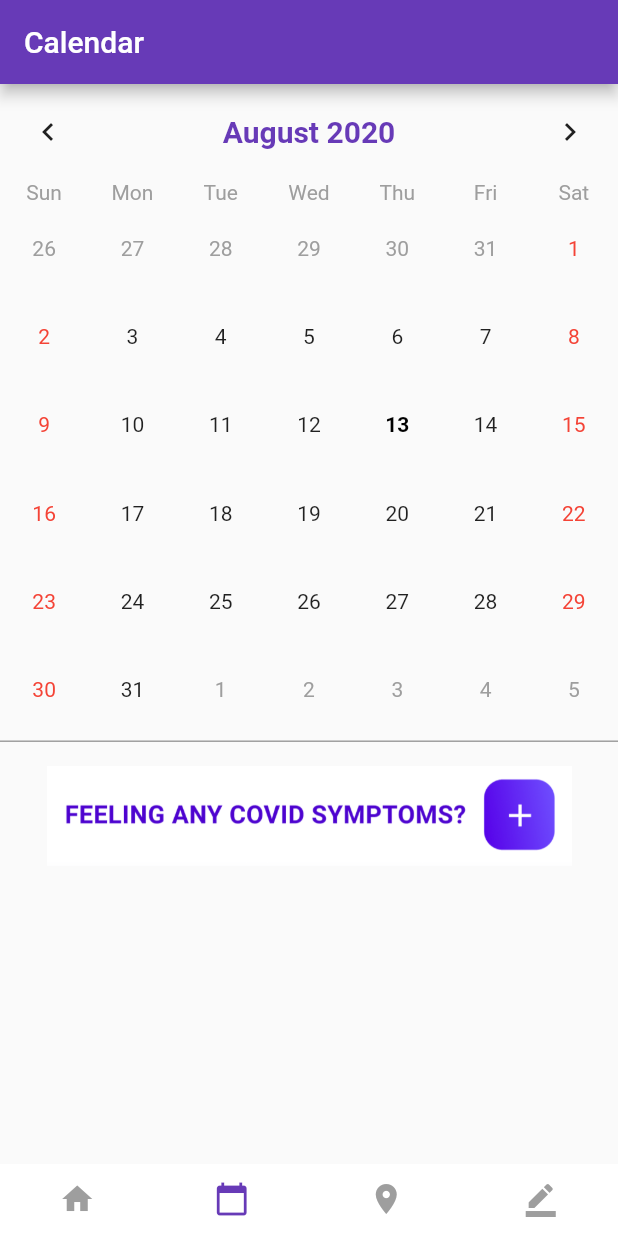
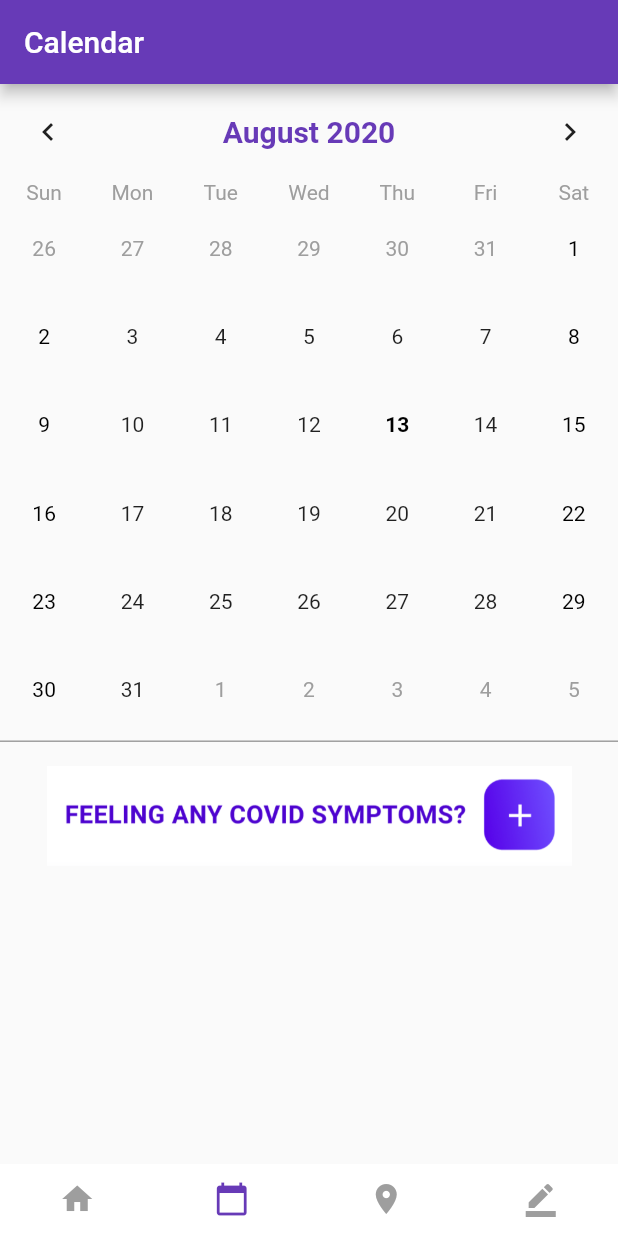
Before and after one commit to mskeyashah/COVID_Trace, a Flutter app: the screen it shows after launch, item 2 of the bottom bar chosen, on a phone screen of 412 x 824 dp. Run offline on Flutter 3.47's test engine with Material 2 defaults, Android fonts, the phone set to English and light mode, and no system bars; drawn by our look-alikes of table_calendar; our stand-ins replace flutter_spinkit, geolocator, google_maps_flutter, pie_chart, rflutter_alert, shared_preferences; missing offline and left inert: giffy_dialog; network calls fail.

Commit message:
finished connecting the pages

```diff
--- a/lib/calendar.dart
+++ b/lib/calendar.dart
@@ -121,6 +121,7 @@ class CalendarPage extends State<Calendar> with TickerProviderStateMixin{
         events: _events,
         startingDayOfWeek: StartingDayOfWeek.sunday,
         calendarStyle: CalendarStyle(
+          weekendStyle: TextStyle().copyWith(color: Colors.black),
           selectedColor: Colors.transparent,
           todayStyle: TextStyle(
             color: Colors.black,
```
Also changed, not shown: 2 other files.
